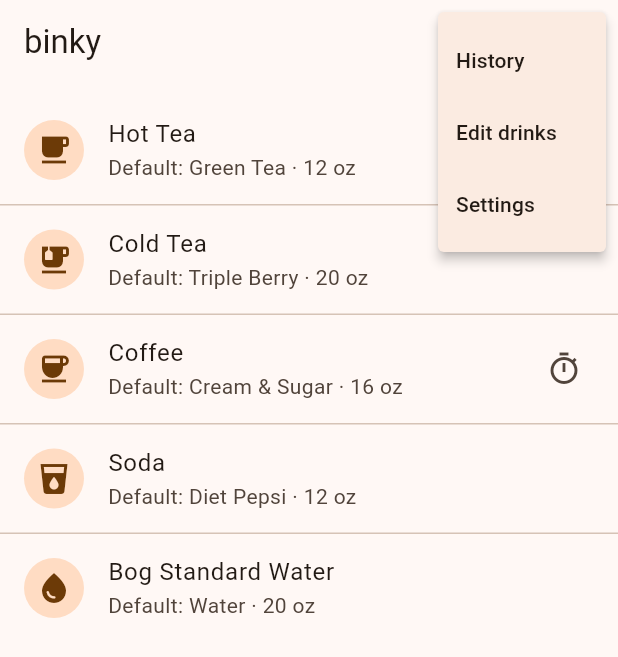
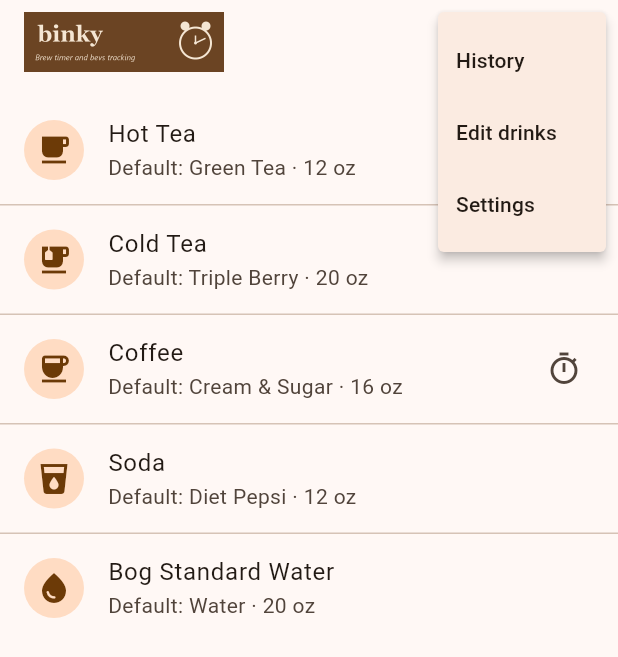
Before and after one commit to japanesus0/binky, a Flutter app: the screen it shows after launch, after a tap on the "more vert" icon, on a phone screen of 412 x 824 dp. Shown: the top 657 px of the screen. Run offline on Flutter 3.47's test engine with Material 3 defaults, Android fonts, the phone set to English and light mode, and no system bars; our stand-ins replace audioplayers, file_picker, flutter_local_notifications, flutter_secure_storage, share_plus, shared_preferences and 2 more; missing offline and left inert: flutter_foreground_task.

Commit message:
feat: header lockup + splash quote update + STYLE_GUIDE.md
Three queued items batched together since they're all brand/visual
polish and ship cleanly in one closed-test release.

1. AppBar header lockup (replaces plain "binky" text).

Adds app/assets/branding/header.png (800x240, coffee brown +
wordmark + tagline + alarm-clock icon, sample 3 from the design
review). HomeScreen's AppBar title swaps the plain Text('binky')
for a SizedBox(height: 40) wrapped Image.asset, so the image
scales to fit the toolbar without pushing the AppBar taller.

pubspec.yaml declares the new assets/branding/ directory.

2. Splash screen quote — verified transcript + sans-serif layout.

The placeholder short quote is replaced with the full transcribed
quote from Regulation Podcast episode 92 (~1:18 in), verified
against the actual audio rather than my initial paraphrase.
Four sentences total, three rhetorical questions plus one
declarative.

Formatting changes from the previous version:

- Removed italic — was reading too "literary fine print"; sans-
  serif regular reads as honest internal monologue, which is
  what the quote actually is.
- fontFamily 'serif' -> 'sans-serif' (resolves to Roboto on
  Android, the closest commonly-available approximation of
  Helvetica per user's reference typeface).
- 13.5pt -> 8pt — quote is long, smaller font keeps it from
  dominating the splash visually.
- Explicit \n between each sentence — gives each question its
  own anchor line so the rhythm reads as monologue, not as a
  wall of text wrapped paragraph.
- Position: Alignment(0, 0.70) -> Alignment.bottomCenter —
  pinned to bottom of SafeArea instead of floating in the
  lower-middle band.
- Width constrained via SizedBox(width: 180) so the quote's
  right edge aligns with the right edge of the "y" in "binky"
  above it rather than extending to the screen padding edge.
  Hand-tuned approximation; may need ±20 dp adjustment on real
  device.

3. docs/STYLE_GUIDE.md.

Comprehensive reference for designers producing graphics for
binky. Every color in the app and brand collateral with Hex /
RGB / Pantone Solid Coated (approximate) / CIELAB (D65)
representations. Plus typography, layout primitives, brand
asset inventory, and a "how to modify the palette" runbook.

Lives in docs/ alongside the user-facing User Guide and
Technical Reference (which are designer-readable Word docs).

Verified: flutter analyze clean.

```diff
--- a/app/lib/main.dart
+++ b/app/lib/main.dart
@@ -178,7 +178,14 @@ class HomeScreen extends StatelessWidget {
   Widget build(BuildContext context) {
     return Scaffold(
       appBar: AppBar(
-        title: const Text('binky'),
+        // Header lockup (wordmark + tagline + alarm-clock icon) replacing
+        // the plain "binky" text title. SizedBox caps the height so the
+        // image scales to fit the AppBar's toolbar area without pushing
+        // the bar taller; aspect ratio handles width naturally.
+        title: SizedBox(
+          height: 40,
+          child: Image.asset('assets/branding/header.png'),
+        ),
         actions: [
           IconButton(
             icon: const Icon(Icons.bar_chart),
--- a/app/lib/splash_screen.dart
+++ b/app/lib/splash_screen.dart
@@ -128,25 +128,38 @@ class _SplashScreenState extends State<SplashScreen>
                 ],
               ),
             ),
-            // Lower-bottom quote, right-aligned. Alignment (0, 0.70)
-            // places it about 85% down the screen — well into the
-            // bottom band but still comfortably above the SafeArea
-            // inset on tall phones. textAlign.right pulls both lines
-            // flush to the right edge of the padded box.
+            // Long-form quote pinned to the bottom of the SafeArea.
+            // Right-aligned non-italic sans-serif. Width-constrained to
+            // the rendered width of the "binky" wordmark above, so the
+            // quote's right edge lines up with the right edge of the "y"
+            // (not the screen edge). Explicit line breaks between each
+            // sentence so the rhythm reads as the rambling internal
+            // monologue it actually is, not disclaimer text.
+            // `sans-serif` resolves to Roboto on Android — the closest
+            // commonly-available approximation of Helvetica. Quote
+            // wording verified against the Regulation Podcast episode 92
+            // transcript (~1:18 in).
             const Align(
-              alignment: Alignment(0, 0.70),
-              child: Padding(
-                padding: EdgeInsets.symmetric(horizontal: 32),
+              alignment: Alignment.bottomCenter,
+              child: SizedBox(
+                // Approximate width of the "binky" wordmark at fontSize 56
+                // serif bold + letterSpacing 2. Tune by eye if the right
+                // edge of the quote doesn't quite kiss the right edge of
+                // the "y" in your rendered build.
+                width: 180,
                 child: Text(
-                  'Did I deserve to live today?\n -Geoffrey Lazer Ramsey',
+                  'Did I deserve to live today or was I a waste of fucking space?\n'
+                  'Did I take oxygen and give nothing back to humanity?\n'
+                  'Should I have just not woken up this morning or did I do enough throughout the day to deserve my life?\n'
+                  'And I feel like everybody probably does that.\n'
+                  ' -Geoffrey Lazer Ramsey',
                   textAlign: TextAlign.right,
                   style: TextStyle(
-                    fontFamily: 'serif',
-                    fontStyle: FontStyle.italic,
-                    fontSize: 13.5,
+                    fontFamily: 'sans-serif',
+                    fontSize: 8,
                     color: _cream,
                     height: 1.5,
-                    letterSpacing: 0.3,
+                    letterSpacing: 0.2,
                   ),
                 ),
               ),
--- a/app/pubspec.yaml
+++ b/app/pubspec.yaml
@@ -40,6 +40,7 @@ flutter:
   uses-material-design: true
   assets:
     - assets/sounds/
+    - assets/branding/
 
 # Generate launcher icons by running:  dart run flutter_launcher_icons
 # Source images live in `assets/`. Replace icon.png / icon-foreground.png
```
Also changed, not shown: app/assets/branding/header.png (added), 1 other file.
